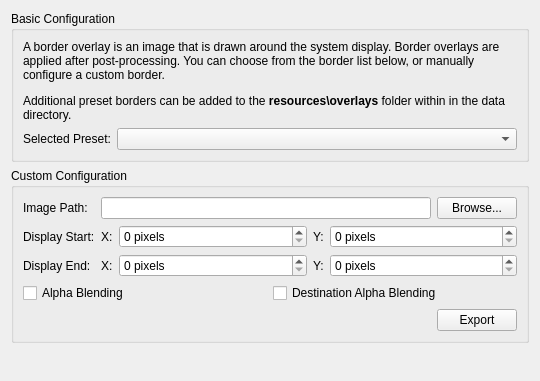
This is src/duckstation-qt/postprocessingoverlayconfigwidget.ui in kofxi3584karlayang/duckstation as Qt 5 draws it before an edit. The edited form follows.
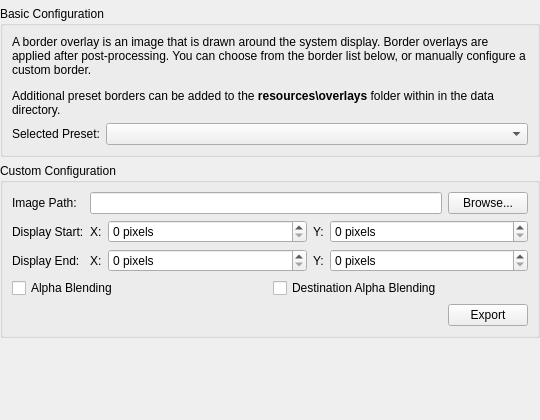
This is the edited form.

Commit message:
Qt: Reduce layout margins in postprocessing settings
And remove a redundant VBoxLayout

What changed in the file:
```diff
--- a/src/duckstation-qt/postprocessingoverlayconfigwidget.ui
+++ b/src/duckstation-qt/postprocessingoverlayconfigwidget.ui
@@ -7,13 +7,25 @@
     <x>0</x>
     <y>0</y>
     <width>540</width>
-    <height>381</height>
+    <height>420</height>
    </rect>
   </property>
   <property name="windowTitle">
    <string>Form</string>
   </property>
   <layout class="QVBoxLayout" name="verticalLayout">
+   <property name="leftMargin">
+    <number>0</number>
+   </property>
+   <property name="topMargin">
+    <number>6</number>
+   </property>
+   <property name="rightMargin">
+    <number>0</number>
+   </property>
+   <property name="bottomMargin">
+    <number>0</number>
+   </property>
    <item>
     <widget class="QGroupBox" name="groupBox">
      <property name="title">
```
Left out of the diff: 3 changed lines with no effect on the pictures. The commit also changes 1 other file.
